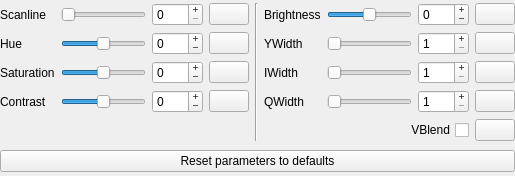
The window that src/gui/designer/wdgNTSCBisqwitFilter.ui (punesemu/puNES) describes before a commit, drawn with Qt 5.
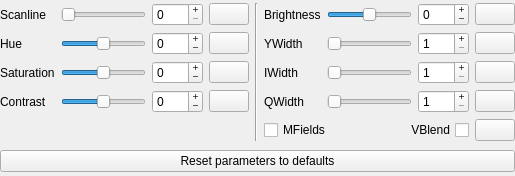
The same window after the commit. Icons and pictures are not drawn.

Commit message: I forgot to add the "merge fields" option.

```diff
--- a/src/gui/designer/wdgNTSCBisqwitFilter.ui
+++ b/src/gui/designer/wdgNTSCBisqwitFilter.ui
@@ -424,6 +424,13 @@
      </item>
      <item row="4" column="5" colspan="3">
       <layout class="QHBoxLayout" name="horizontalLayout_MV">
+       <item>
+        <widget class="QCheckBox" name="checkBox_Merge_Fields">
+         <property name="text">
+          <string>MFields</string>
+         </property>
+        </widget>
+       </item>
        <item>
         <widget class="QCheckBox" name="checkBox_Vertical_Blend">
          <property name="layoutDirection">
```
Left out of the diff: 5 changed lines with no effect on the pictures. The commit also changes 7 other files.
